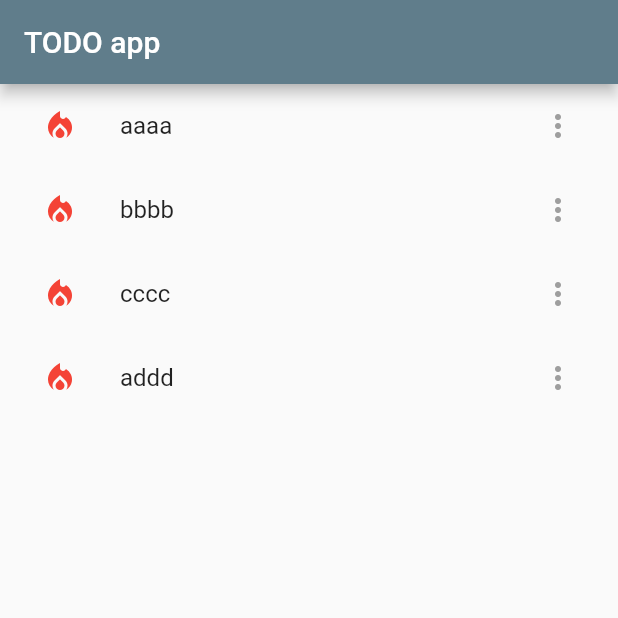
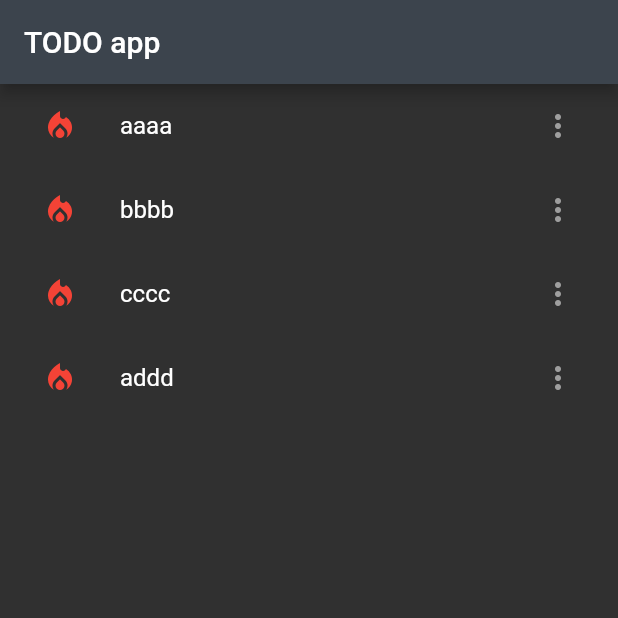
Before and after one commit to EndoNrak/todo_app, a Flutter app: the screen it shows after launch, on a phone screen of 412 x 824 dp, the top half of it. Run offline on Flutter 3.47's test engine with Material 2 defaults, Android fonts, the phone set to English and light mode, and no system bars; our stand-ins replace hooks_riverpod.

Commit message:
color scheme

```diff
--- a/app/lib/components/app.dart
+++ b/app/lib/components/app.dart
@@ -12,7 +12,10 @@ class App extends StatelessWidget {
     return MaterialApp(
       title: 'TODO app',
       theme: ThemeData(
-        primarySwatch: Colors.blueGrey,
+        colorScheme: const ColorScheme.dark(
+            primaryVariant: Colors.blueGrey,
+            surface: Color.fromARGB(255, 60, 68, 77),
+            background: Color.fromARGB(255, 7, 13, 43)),
       ),
       home: Scaffold(
         appBar: AppBar(
```
